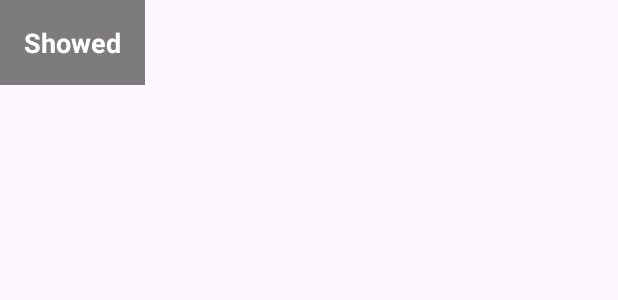
After one commit to maleeha13/Minimal, an Android app: the layout activity_custom_toast.xml on its own in the app's theme, with its tools: preview values and no code run, on a phone screen of 412 x 824 dp. The commit adds this screen. Shown: the top 300 px of the screen. Run offline under Robolectric (Android 15) with nearby library versions, the phone set to English and light mode, and no system bars.

Commit message:
custom toast appears

```diff
--- a/app/src/main/AndroidManifest.xml
+++ b/app/src/main/AndroidManifest.xml
@@ -12,6 +12,9 @@
         android:supportsRtl="true"
         android:theme="@style/Theme.Minimal"
         tools:targetApi="31">
+        <activity
+            android:name=".custom_toast"
+            android:exported="false" />
         <activity
             android:name=".MainActivity2"
             android:exported="false" />
--- /dev/null
+++ b/app/src/main/res/layout/activity_custom_toast.xml
@@ -0,0 +1,11 @@
+<TextView xmlns:android="http://schemas.android.com/apk/res/android"
+    android:id="@+id/textViewToast"
+    android:layout_width="wrap_content"
+    android:layout_height="wrap_content"
+    android:textSize="18sp"
+    android:textColor="#FFFFFF"
+    android:background="#80000000"
+    android:textStyle="bold"
+    android:padding="16dp"
+    android:gravity="center"
+    android:text="Showed" />
```
Also changed, not shown: app/src/main/java/com/example/minimal/MainActivity.java (+27 -0 lines), app/src/main/java/com/example/minimal/custom_toast.java (added, +14 -0 lines).
